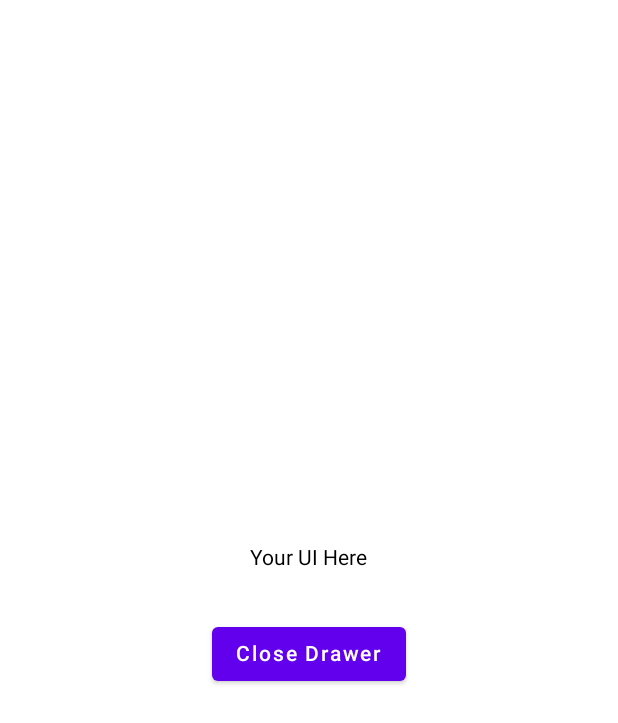
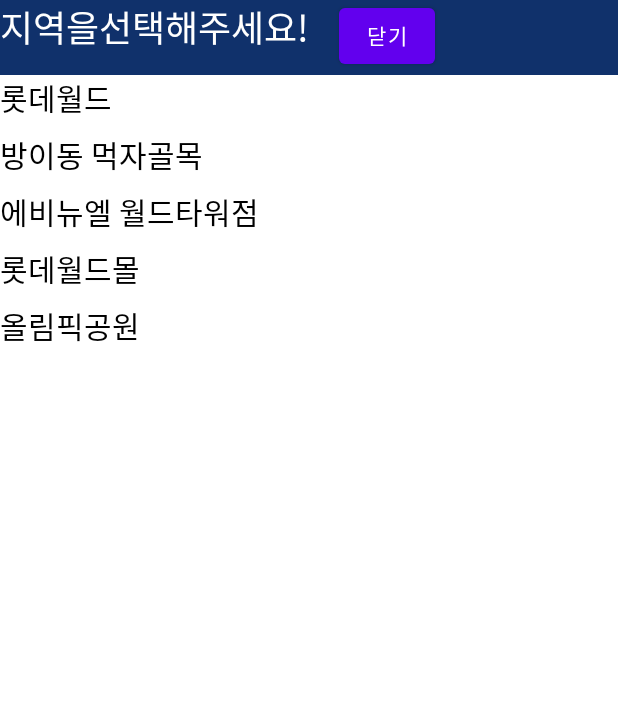
Before and after one commit to DoHyeonCP/Scatter, an Android app built with Jetpack Compose: the composable MyNavigationDrawer shown on its own in the app's theme, on a phone screen of 412 x 824 dp. Shown: the top 723 px of the screen. Run offline under Robolectric (Android 15) with nearby library versions, the phone set to English and light mode, and no system bars.

Commit message:
메인화면 구성 완료

```diff
--- a/scatter/presentation/build.gradle
+++ b/scatter/presentation/build.gradle
@@ -36,8 +36,8 @@ android {
     }
     buildFeatures {
         compose true
-        viewBinding = true
-        dataBinding = true
+//        viewBinding = true
+//        dataBinding = true
     }
     composeOptions {
         kotlinCompilerExtensionVersion '1.4.3'
--- a/scatter/presentation/src/main/java/com/example/scatter/activity/Scaffold.kt
+++ b/scatter/presentation/src/main/java/com/example/scatter/activity/Scaffold.kt
@@ -1,7 +1,9 @@
 package com.example.scatter.activity
 
 import androidx.compose.foundation.Image
+import androidx.compose.foundation.background
 import androidx.compose.foundation.layout.Arrangement
+import androidx.compose.foundation.layout.Box
 import androidx.compose.foundation.layout.Column
 import androidx.compose.foundation.layout.PaddingValues
 import androidx.compose.foundation.layout.Row
@@ -10,6 +12,7 @@ import androidx.compose.foundation.layout.fillMaxSize
 import androidx.compose.foundation.layout.fillMaxWidth
 import androidx.compose.foundation.layout.height
 import androidx.compose.foundation.layout.size
+import androidx.compose.foundation.layout.width
 import androidx.compose.material.Button
 import androidx.compose.material.Icon
 import androidx.compose.material.IconButton
@@ -26,10 +29,14 @@ import androidx.compose.runtime.rememberCoroutineScope
 import androidx.compose.ui.Alignment
 import androidx.compose.ui.Modifier
 import androidx.compose.ui.graphics.Color
+import androidx.compose.ui.modifier.modifierLocalConsumer
 import androidx.compose.ui.platform.LocalContext
 import androidx.compose.ui.res.painterResource
+import androidx.compose.ui.text.TextStyle
+import androidx.compose.ui.text.style.TextAlign
 import androidx.compose.ui.tooling.preview.Preview
 import androidx.compose.ui.unit.dp
+import androidx.compose.ui.unit.sp
 import kotlinx.coroutines.CoroutineScope
 import kotlinx.coroutines.launch
 
@@ -94,7 +101,13 @@ fun MyTopAppBar(onNaviagionIconClick: () -> Unit) {
 }
 
 
-
+sealed class MenuItems(val name: String) {
+    object 롯데월드 : MenuItems("롯데월드")
+    object 방이동_먹자골목 : MenuItems("방이동 먹자골목")
+    object 에비뉴엘월드타워점 : MenuItems("에비뉴엘 월드타워점")
+    object 롯데월드몰 : MenuItems("롯데월드몰")
+    object 올림픽공원 : MenuItems("올림픽공원")
+}
 
 
 @Composable
@@ -102,25 +115,47 @@ fun MyNavigationDrawer(
     coroutineScope: CoroutineScope,
     scaffoldState: ScaffoldState
 ) {
+    val menuItemsList = listOf(
+        MenuItems.롯데월드,
+        MenuItems.방이동_먹자골목,
+        MenuItems.에비뉴엘월드타워점,
+        MenuItems.롯데월드몰,
+        MenuItems.올림픽공원
+    )
+
     Column(
         modifier = Modifier.fillMaxSize(),
-        verticalArrangement = Arrangement.Center,
-        horizontalAlignment = Alignment.CenterHorizontally
+        verticalArrangement = Arrangement.Top,
+        horizontalAlignment = Alignment.Start,
     ) {
-        // text
-        Text(text = "Your UI Here")
 
-        // gap between text and button
-        Spacer(modifier = Modifier.height(height = 32.dp))
+        Box(
+            modifier = Modifier
+                .fillMaxWidth()
+                .height(50.dp)
+                .background(Color(0xFF10316B)), // Just for demonstration, you can add your preferred background or image
+            contentAlignment = Alignment.TopStart
+        ) {
+            Row{
+                Text(text = "지역을선택해주세요!", style = TextStyle(fontSize = 24.sp, color = Color.White))
+                Spacer(modifier =  Modifier.width(20.dp))
+                Button(
+                    onClick = {
+                    coroutineScope.launch {
+                        scaffoldState.drawerState.close()
+                    }
+                }) {
+                    Text(text = "닫기")
+                }
+            }
 
-        // button
-        Button(onClick = {
-            // close the drawer
-            coroutineScope.launch {
-                scaffoldState.drawerState.close()
-            }
-        }) {
-            Text(text = "Close Drawer")
+        }
+        menuItemsList.forEach { menuItem ->
+            Text(
+                text = menuItem.name,
+                style = TextStyle(fontSize = 20.sp, textAlign = TextAlign.Start)
+            )
+            Spacer(modifier = Modifier.height(8.dp))
         }
     }
 }
```
Also changed, not shown: scatter/presentation/src/main/java/com/example/scatter/activity/ComoseActivity.kt (+1 -7 lines).
